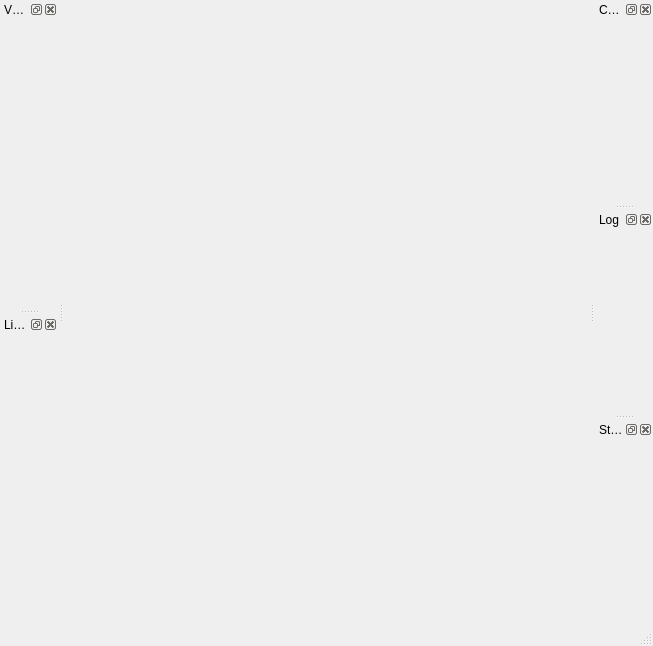
The window that ui/MainWindow.ui (ThomasKroes/exposure-render.ercore) describes before a commit, drawn with Qt 5.
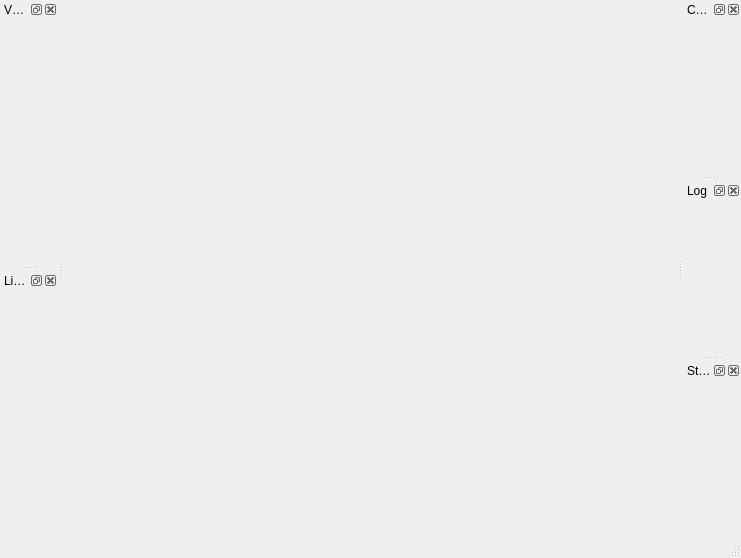
The same window after the commit.

Commit message: Fixes python wrapping issues

The edit to the form file:
```diff
--- a/ui/MainWindow.ui
+++ b/ui/MainWindow.ui
@@ -6,8 +6,8 @@
    <rect>
     <x>0</x>
     <y>0</y>
-    <width>653</width>
-    <height>646</height>
+    <width>741</width>
+    <height>558</height>
    </rect>
   </property>
   <property name="windowTitle">
```
Left out of the diff: 2 changed lines with no effect on the pictures. The commit also changes 2 other files.
